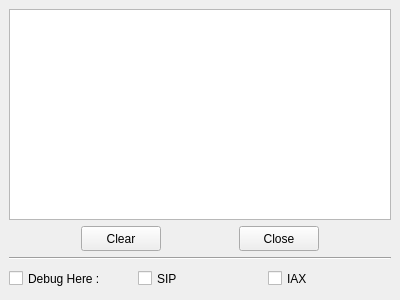
Before: the Qt Designer form share/skins/default/events.ui in itds-consulting/yate, drawn with Qt 5.
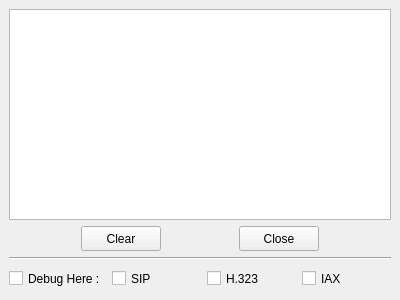
After: the same form once the commit is applied.

What changed in the file:
```diff
--- a/share/skins/default/events.ui
+++ b/share/skins/default/events.ui
@@ -196,6 +196,28 @@
        </property>
       </widget>
      </item>
+     <item>
+      <widget class="QCheckBox" name="debug_h323" >
+       <property name="minimumSize" >
+        <size>
+         <width>0</width>
+         <height>25</height>
+        </size>
+       </property>
+       <property name="maximumSize" >
+        <size>
+         <width>16777215</width>
+         <height>25</height>
+        </size>
+       </property>
+       <property name="accessibleName" >
+        <string>debug:h323:level 9:level 5</string>
+       </property>
+       <property name="text" >
+        <string>H.323</string>
+       </property>
+      </widget>
+     </item>
      <item>
       <widget class="QCheckBox" name="debug_iax" >
        <property name="minimumSize" >
```
